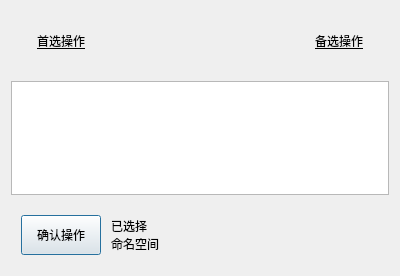
This is client/ui/src/namespace_select.ui in Polar-Pumpkin/smartpond-client as Qt 5 draws it before an edit. The edited form follows.
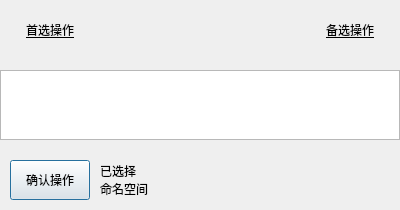
This is the edited form.

Patch:
```diff
--- a/client/ui/src/namespace_select.ui
+++ b/client/ui/src/namespace_select.ui
@@ -7,18 +7,28 @@
     <x>0</x>
     <y>0</y>
     <width>400</width>
-    <height>276</height>
+    <height>206</height>
    </rect>
   </property>
   <property name="windowTitle">
    <string>选择命名空间</string>
   </property>
-  <layout class="QGridLayout" name="gridLayout">
-   <item row="0" column="0">
-    <layout class="QVBoxLayout" name="central">
+  <layout class="QVBoxLayout" name="verticalLayout">
      <property name="spacing">
       <number>10</number>
      </property>
+   <property name="leftMargin">
+    <number>0</number>
+   </property>
+   <property name="topMargin">
+    <number>0</number>
+   </property>
+   <property name="rightMargin">
+    <number>0</number>
+   </property>
+   <property name="bottomMargin">
+    <number>0</number>
+   </property>
      <item>
       <layout class="QHBoxLayout" name="header">
        <property name="spacing">
@@ -167,8 +177,6 @@
           </size>
          </property>
         </spacer>
-       </item>
-      </layout>
      </item>
     </layout>
    </item>
```
Lines whose indentation alone changed are shown as unchanged.
